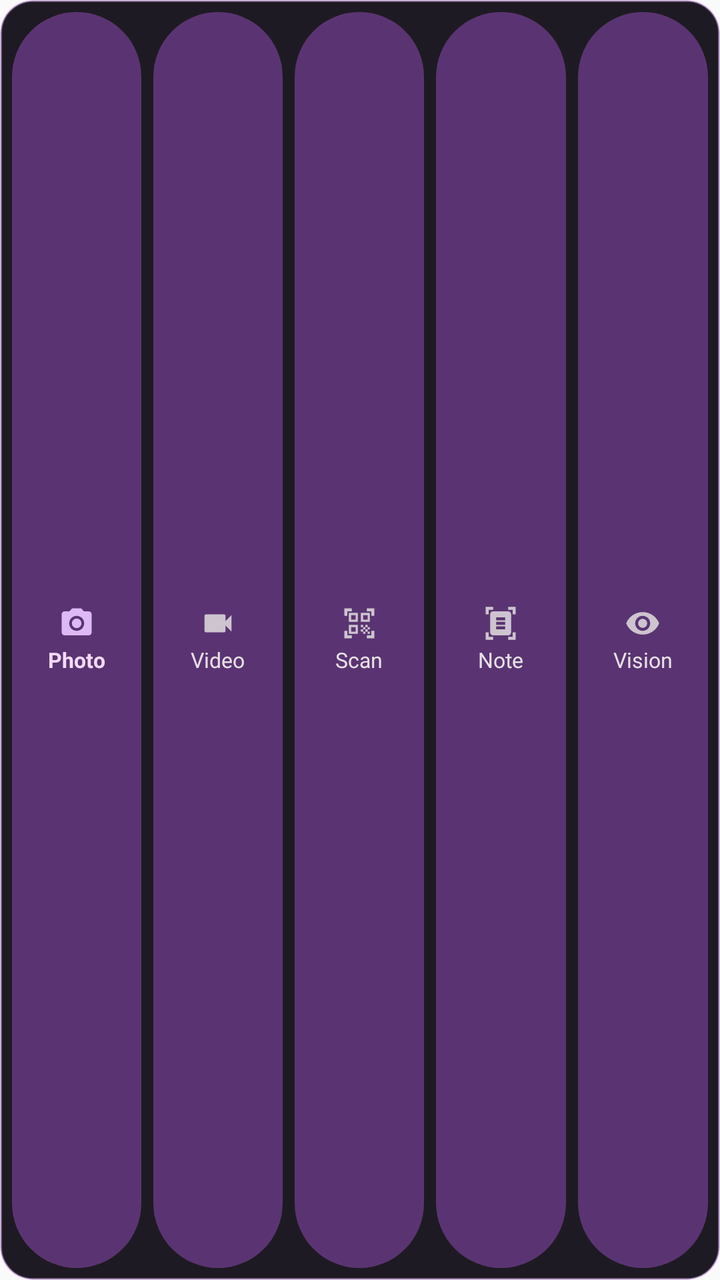
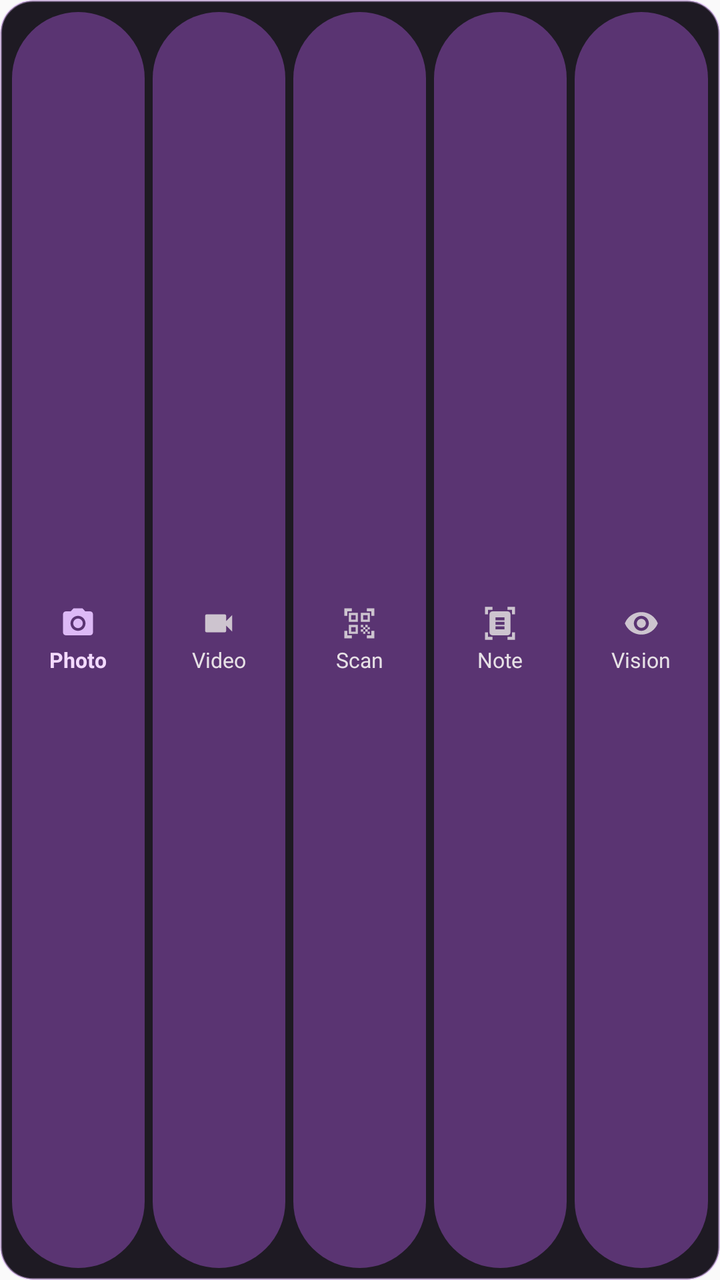

Screens rendered from an Android XML layout before and after an edit, with the pre-edit source and the edit as a unified diff.
<!-- AndroidManifest.xml: application theme Theme.Toolbox -->
<!-- res/layout/widget_camera_pill_bar.xml -->
<?xml version="1.0" encoding="utf-8"?>
<FrameLayout xmlns:android="http://schemas.android.com/apk/res/android"
    android:id="@android:id/background"
    android:layout_width="match_parent"
    android:layout_height="match_parent"
    android:background="@drawable/bg_todo_widget_card"
    android:clipToOutline="true">

    <ImageView
        android:id="@+id/widget_camera_background"
        android:layout_width="match_parent"
        android:layout_height="match_parent"
        android:contentDescription="@null"
        android:scaleType="fitXY"
        android:src="@drawable/bg_todo_widget_card" />

    <LinearLayout
        android:id="@+id/widget_camera_pill_bar_row"
        android:layout_width="match_parent"
        android:layout_height="match_parent"
        android:baselineAligned="false"
        android:gravity="center_vertical"
        android:orientation="horizontal"
        android:paddingStart="6dp"
        android:paddingTop="6dp"
        android:paddingEnd="6dp"
        android:paddingBottom="6dp">

        
        <FrameLayout
            android:id="@+id/widget_camera_mode_photo"
            android:layout_width="0dp"
            android:layout_height="match_parent"
            android:layout_marginEnd="3dp"
            android:layout_weight="1"
            android:contentDescription="Open Camera in Photo mode">

            <ImageView
                android:id="@+id/widget_camera_mode_photo_bg"
                android:layout_width="match_parent"
                android:layout_height="match_parent"
                android:contentDescription="@null"
                android:scaleType="fitXY"
                android:src="@drawable/bg_todo_widget_pill" />

            <LinearLayout
                android:layout_width="match_parent"
                android:layout_height="match_parent"
                android:gravity="center"
                android:orientation="vertical"
                android:padding="4dp">

                <ImageView
                    android:id="@+id/widget_camera_mode_photo_icon"
                    android:layout_width="18dp"
                    android:layout_height="18dp"
                    android:contentDescription="@null"
                    android:scaleType="centerInside"
                    android:src="@drawable/ic_widget_camera_photo"
                    android:tint="#FFDDB9F6" />

                <TextView
                    android:id="@+id/widget_camera_mode_photo_label"
                    android:layout_width="wrap_content"
                    android:layout_height="wrap_content"
                    android:layout_marginTop="2dp"
                    android:ellipsize="end"
                    android:maxLines="1"
                    android:text="Photo"
                    android:textColor="#FFF3DAFF"
                    android:textSize="10.5sp"
                    android:textStyle="bold" />
            </LinearLayout>
        </FrameLayout>

        
        <FrameLayout
            android:id="@+id/widget_camera_mode_video"
            android:layout_width="0dp"
            android:layout_height="match_parent"
            android:layout_marginStart="3dp"
            android:layout_marginEnd="3dp"
            android:layout_weight="1"
            android:contentDescription="Open Camera in Video mode">

            <ImageView
                android:id="@+id/widget_camera_mode_video_bg"
                android:layout_width="match_parent"
                android:layout_height="match_parent"
                android:contentDescription="@null"
                android:scaleType="fitXY"
                android:src="@drawable/bg_todo_widget_pill" />

            <LinearLayout
                android:layout_width="match_parent"
                android:layout_height="match_parent"
                android:gravity="center"
                android:orientation="vertical"
                android:padding="4dp">

                <ImageView
                    android:id="@+id/widget_camera_mode_video_icon"
                    android:layout_width="18dp"
                    android:layout_height="18dp"
                    android:contentDescription="@null"
                    android:scaleType="centerInside"
                    android:src="@drawable/ic_widget_camera_video"
                    android:tint="#FFCDC4CF" />

                <TextView
                    android:id="@+id/widget_camera_mode_video_label"
                    android:layout_width="wrap_content"
                    android:layout_height="wrap_content"
                    android:layout_marginTop="2dp"
                    android:ellipsize="end"
                    android:maxLines="1"
                    android:text="Video"
                    android:textColor="#FFE7E1E6"
                    android:textSize="10.5sp" />
            </LinearLayout>
        </FrameLayout>

        
        <FrameLayout
            android:id="@+id/widget_camera_mode_scan"
            android:layout_width="0dp"
            android:layout_height="match_parent"
            android:layout_marginStart="3dp"
            android:layout_marginEnd="3dp"
            android:layout_weight="1"
            android:contentDescription="Open Camera in QR and Barcode Scan mode">

            <ImageView
                android:id="@+id/widget_camera_mode_scan_bg"
                android:layout_width="match_parent"
                android:layout_height="match_parent"
                android:contentDescription="@null"
                android:scaleType="fitXY"
                android:src="@drawable/bg_todo_widget_pill" />

            <LinearLayout
                android:layout_width="match_parent"
                android:layout_height="match_parent"
                android:gravity="center"
                android:orientation="vertical"
                android:padding="4dp">

                <ImageView
                    android:id="@+id/widget_camera_mode_scan_icon"
                    android:layout_width="18dp"
                    android:layout_height="18dp"
                    android:contentDescription="@null"
                    android:scaleType="centerInside"
                    android:src="@drawable/ic_widget_camera_scan"
                    android:tint="#FFCDC4CF" />

                <TextView
                    android:id="@+id/widget_camera_mode_scan_label"
                    android:layout_width="wrap_content"
                    android:layout_height="wrap_content"
                    android:layout_marginTop="2dp"
                    android:ellipsize="end"
                    android:maxLines="1"
                    android:text="Scan"
                    android:textColor="#FFE7E1E6"
                    android:textSize="10.5sp" />
            </LinearLayout>
        </FrameLayout>

        
        <FrameLayout
            android:id="@+id/widget_camera_mode_note"
            android:layout_width="0dp"
            android:layout_height="match_parent"
            android:layout_marginStart="3dp"
            android:layout_marginEnd="3dp"
            android:layout_weight="1"
            android:contentDescription="Open Camera in OCR Document Note mode">

            <ImageView
                android:id="@+id/widget_camera_mode_note_bg"
                android:layout_width="match_parent"
                android:layout_height="match_parent"
                android:contentDescription="@null"
                android:scaleType="fitXY"
                android:src="@drawable/bg_todo_widget_pill" />

            <LinearLayout
                android:layout_width="match_parent"
                android:layout_height="match_parent"
                android:gravity="center"
                android:orientation="vertical"
                android:padding="4dp">

                <ImageView
                    android:id="@+id/widget_camera_mode_note_icon"
                    android:layout_width="18dp"
                    android:layout_height="18dp"
                    android:contentDescription="@null"
                    android:scaleType="centerInside"
                    android:src="@drawable/ic_widget_camera_note"
                    android:tint="#FFCDC4CF" />

                <TextView
                    android:id="@+id/widget_camera_mode_note_label"
                    android:layout_width="wrap_content"
                    android:layout_height="wrap_content"
                    android:layout_marginTop="2dp"
                    android:ellipsize="end"
                    android:maxLines="1"
                    android:text="Note"
                    android:textColor="#FFE7E1E6"
                    android:textSize="10.5sp" />
            </LinearLayout>
        </FrameLayout>

        
        <FrameLayout
            android:id="@+id/widget_camera_mode_vision"
            android:layout_width="0dp"
            android:layout_height="match_parent"
            android:layout_marginStart="3dp"
            android:layout_weight="1"
            android:contentDescription="Open Camera in Live ML Kit Vision mode">

            <ImageView
                android:id="@+id/widget_camera_mode_vision_bg"
                android:layout_width="match_parent"
                android:layout_height="match_parent"
                android:contentDescription="@null"
                android:scaleType="fitXY"
                android:src="@drawable/bg_todo_widget_pill" />

            <LinearLayout
                android:layout_width="match_parent"
                android:layout_height="match_parent"
                android:gravity="center"
                android:orientation="vertical"
                android:padding="4dp">

                <ImageView
                    android:id="@+id/widget_camera_mode_vision_icon"
                    android:layout_width="18dp"
                    android:layout_height="18dp"
                    android:contentDescription="@null"
                    android:scaleType="centerInside"
                    android:src="@drawable/ic_widget_camera_vision"
                    android:tint="#FFCDC4CF" />

                <TextView
                    android:id="@+id/widget_camera_mode_vision_label"
                    android:layout_width="wrap_content"
                    android:layout_height="wrap_content"
                    android:layout_marginTop="2dp"
                    android:ellipsize="end"
                    android:maxLines="1"
                    android:text="Vision"
                    android:textColor="#FFE7E1E6"
                    android:textSize="10.5sp" />
            </LinearLayout>
        </FrameLayout>
    </LinearLayout>
</FrameLayout>
<!-- resources referenced by this layout -->
<resources>
  <!-- drawable bg_todo_widget_card (drawable) -->
  <?xml version="1.0" encoding="utf-8"?>
  <shape xmlns:android="http://schemas.android.com/apk/res/android"
      android:shape="rectangle">
      <corners android:radius="16dp" />
      <solid android:color="#FF1E1A23" />
      <stroke
          android:width="1dp"
          android:color="#6BDDB9F6" />
  </shape>
  <!-- drawable bg_todo_widget_pill (drawable) -->
  <?xml version="1.0" encoding="utf-8"?>
  <shape xmlns:android="http://schemas.android.com/apk/res/android"
      android:shape="rectangle">
      <corners android:radius="999dp" />
      <solid android:color="#FF5A3472" />
  </shape>
  <!-- drawable ic_widget_camera_note (drawable) -->
  <?xml version="1.0" encoding="utf-8"?>
  <vector xmlns:android="http://schemas.android.com/apk/res/android"
      android:width="24dp"
      android:height="24dp"
      android:viewportWidth="24"
      android:viewportHeight="24">
      <path
          android:fillColor="#FFFFFFFF"
          android:pathData="M7,3H4v3H2V1h5V3zM22,6V1h-5v2h3v3H22zM7,21H4v-3H2v5h5V21zM20,18v3h-3v2h5v-5H20zM19,18c0,1.1 -0.9,2 -2,2H7c-1.1,0 -2,-0.9 -2,-2V6c0,-1.1 0.9,-2 2,-2h10c1.1,0 2,0.9 2,2V18zM15,8H9v2h6V8zM15,11H9v2h6V11zM15,14H9v2h6V14z" />
  </vector>
  <!-- drawable ic_widget_camera_photo (drawable) -->
  <?xml version="1.0" encoding="utf-8"?>
  <vector xmlns:android="http://schemas.android.com/apk/res/android"
      android:width="24dp"
      android:height="24dp"
      android:viewportWidth="24"
      android:viewportHeight="24">
      <path
          android:fillColor="#FFFFFFFF"
          android:pathData="M12,15.2A3.2,3.2 0,1 0,12 8.8A3.2,3.2 0,1 0,12 15.2ZM9,2L7.17,4H4C2.9,4 2,4.9 2,6V18C2,19.1 2.9,20 4,20H20C21.1,20 22,19.1 22,18V6C22,4.9 21.1,4 20,4H16.83L15,2H9ZM12,17C9.24,17 7,14.76 7,12C7,9.24 9.24,7 12,7C14.76,7 17,9.24 17,12C17,14.76 14.76,17 12,17Z" />
  </vector>
  <!-- drawable ic_widget_camera_scan (drawable) -->
  <?xml version="1.0" encoding="utf-8"?>
  <vector xmlns:android="http://schemas.android.com/apk/res/android"
      android:width="24dp"
      android:height="24dp"
      android:viewportWidth="24"
      android:viewportHeight="24">
      <path
          android:fillColor="#FFFFFFFF"
          android:pathData="M9.5,6.5v3h-3v-3H9.5M11,5H5v6h6V5L11,5zM9.5,14.5v3h-3v-3H9.5M11,13H5v6h6V13L11,13zM17.5,6.5v3h-3v-3H17.5M19,5h-6v6h6V5L19,5zM13,13h1.5v1.5H13V13zM14.5,14.5H16V16h-1.5V14.5zM16,13h1.5v1.5H16V13zM13,16h1.5v1.5H13V16zM14.5,17.5H16V19h-1.5V17.5zM16,16h1.5v1.5H16V16zM17.5,14.5H19V16h-1.5V14.5zM17.5,17.5H19V19h-1.5V17.5zM22,7h-2V4h-3V2h5V7zM22,22v-5h-2v3h-3v2H22zM2,22h5v-2H4v-3H2V22zM2,2v5h2V4h3V2H2z" />
  </vector>
  <!-- drawable ic_widget_camera_video (drawable) -->
  <?xml version="1.0" encoding="utf-8"?>
  <vector xmlns:android="http://schemas.android.com/apk/res/android"
      android:width="24dp"
      android:height="24dp"
      android:viewportWidth="24"
      android:viewportHeight="24">
      <path
          android:fillColor="#FFFFFFFF"
          android:pathData="M17,10.5V7c0,-0.55 -0.45,-1 -1,-1H4c-0.55,0 -1,0.45 -1,1v10c0,0.55 0.45,1 1,1h12c0.55,0 1,-0.45 1,-1v-3.5l4,4v-11l-4,4z" />
  </vector>
  <!-- drawable ic_widget_camera_vision (drawable) -->
  <?xml version="1.0" encoding="utf-8"?>
  <vector xmlns:android="http://schemas.android.com/apk/res/android"
      android:width="24dp"
      android:height="24dp"
      android:viewportWidth="24"
      android:viewportHeight="24">
      <path
          android:fillColor="#FFFFFFFF"
          android:pathData="M12,4.5C7,4.5 2.73,7.61 1,12c1.73,4.39 6,7.5 11,7.5s9.27,-3.11 11,-7.5c-1.73,-4.39 -6,-7.5 -11,-7.5zM12,17c-2.76,0 -5,-2.24 -5,-5s2.24,-5 5,-5 5,2.24 5,5 -2.24,5 -5,5zM12,9c-1.66,0 -3,1.34 -3,3s1.34,3 3,3 3,-1.34 3,-3 -1.34,-3 -3,-3z" />
  </vector>
  <style name="Theme.Toolbox" parent="android:Theme.Material.Light.NoActionBar" />
</resources>

<!-- the commit's change to res/layout/widget_camera_pill_bar.xml (unified diff, before → after) -->
@@ -31,7 +31,7 @@
             android:id="@+id/widget_camera_mode_photo"
             android:layout_width="0dp"
             android:layout_height="match_parent"
-            android:layout_marginEnd="3dp"
+            android:layout_marginEnd="2dp"
             android:layout_weight="1"
             android:contentDescription="Open Camera in Photo mode">
 
@@ -78,8 +78,8 @@
             android:id="@+id/widget_camera_mode_video"
             android:layout_width="0dp"
             android:layout_height="match_parent"
-            android:layout_marginStart="3dp"
-            android:layout_marginEnd="3dp"
+            android:layout_marginStart="2dp"
+            android:layout_marginEnd="2dp"
             android:layout_weight="1"
             android:contentDescription="Open Camera in Video mode">
 
@@ -125,8 +125,8 @@
             android:id="@+id/widget_camera_mode_scan"
             android:layout_width="0dp"
             android:layout_height="match_parent"
-            android:layout_marginStart="3dp"
-            android:layout_marginEnd="3dp"
+            android:layout_marginStart="2dp"
+            android:layout_marginEnd="2dp"
             android:layout_weight="1"
             android:contentDescription="Open Camera in QR and Barcode Scan mode">
 
@@ -172,8 +172,8 @@
             android:id="@+id/widget_camera_mode_note"
             android:layout_width="0dp"
             android:layout_height="match_parent"
-            android:layout_marginStart="3dp"
-            android:layout_marginEnd="3dp"
+            android:layout_marginStart="2dp"
+            android:layout_marginEnd="2dp"
             android:layout_weight="1"
             android:contentDescription="Open Camera in OCR Document Note mode">
 
@@ -219,7 +219,7 @@
             android:id="@+id/widget_camera_mode_vision"
             android:layout_width="0dp"
             android:layout_height="match_parent"
-            android:layout_marginStart="3dp"
+            android:layout_marginStart="2dp"
             android:layout_weight="1"
             android:contentDescription="Open Camera in Live ML Kit Vision mode">
 
